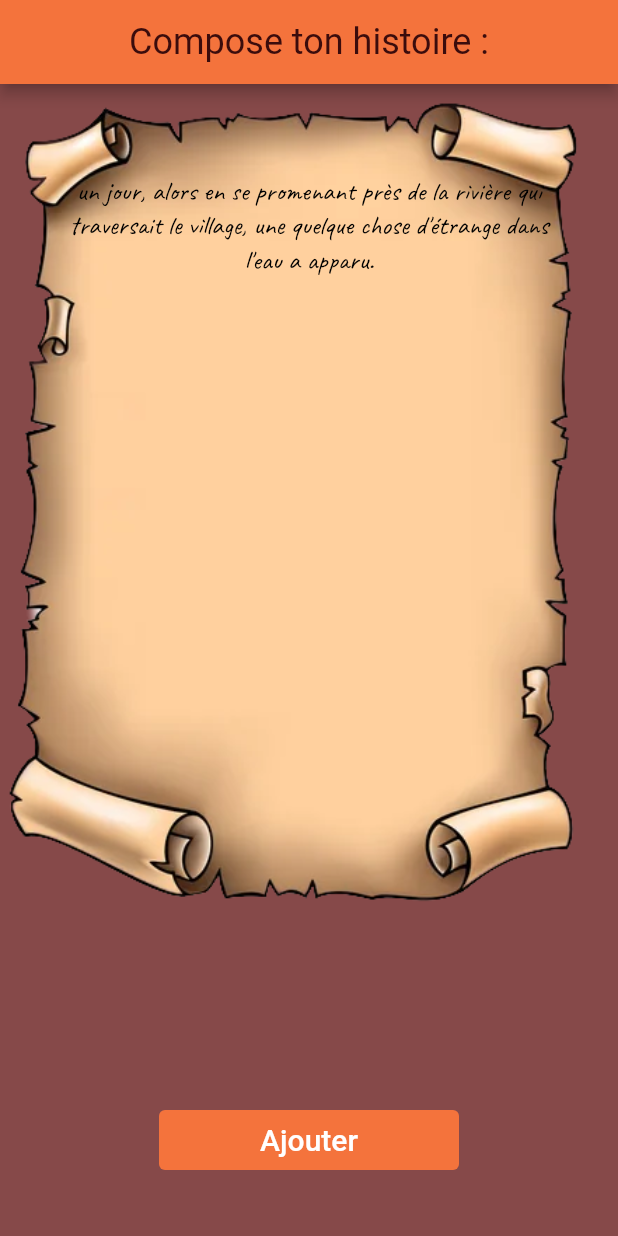
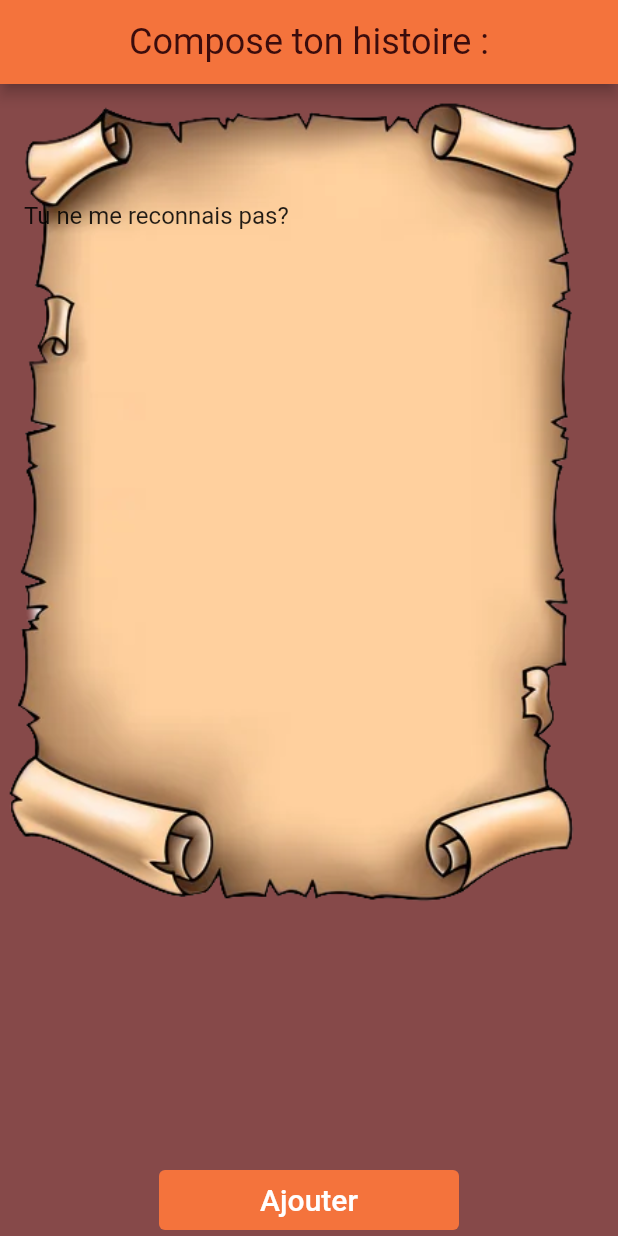
Before and after one commit to Lileczka/story_teller-flutter, a Flutter app: the screen it shows after launch, after a tap on "Ajouter", on a phone screen of 412 x 824 dp. Run offline on Flutter 3.47's test engine with Material 2 defaults, Android fonts, the phone set to English and light mode, and no system bars.

Commit message:
des méthodes

```diff
--- a/lib/main.dart
+++ b/lib/main.dart
@@ -1,14 +1,18 @@
+import 'dart:math';
+
 import 'package:flutter/material.dart';
-import 'story_teller.dart';
+import 'package:story_teller/text_object.dart';
+//import 'story_teller.dart';
 
 void main() => runApp(Storyteller());
 
 class Storyteller extends StatelessWidget {
-  const Storyteller({super.key});
-
+  //const Storyteller({super.key});
+  Storyteller({Key? key}) : super(key: key);
   @override
   Widget build(BuildContext context) {
     return MaterialApp(
+      debugShowCheckedModeBanner: false,
       home: Scaffold(
         backgroundColor: const Color.fromARGB(255, 134, 73, 73),
         appBar: AppBar(
@@ -21,14 +25,13 @@ class Storyteller extends StatelessWidget {
         body: SafeArea(
           child: Container(
             width: double.infinity,
-            decoration: BoxDecoration(
+            decoration: const BoxDecoration(
               image: DecorationImage(
                 image: AssetImage("assets/images/papirus.png"),
                 alignment: Alignment.topCenter,
               ),
             ),
             child: const StoryPage(),
-
           ),
         ),
       ),
@@ -37,51 +40,85 @@ class Storyteller extends StatelessWidget {
 }
 
 class StoryPage extends StatefulWidget {
-  const StoryPage({super.key});
+  //const StoryPage({super.key});
+  const StoryPage({Key? key}) : super(key: key);
 
   @override
   State<StoryPage> createState() => _StoryPageState();
 }
 
 class _StoryPageState extends State<StoryPage> {
-   // création d'une instance de la classe FullStory
-  final FullStory fullStory = FullStory();
-  // initialisation
+  // création d'une instance de la classe FullStory
+  //FullStory fullStory = FullStory();
   bool showText = false;
-  String addContent = '';
+
+  List<String> empty = [];
+  List<Story> morceauxText = [
+    const Story('Il était une fois une petite fille appelée Zoé.'),
+    const Story('dans un petit village niché au cœur d\'une vallée verdoyante'),
+    const Story(
+        'avec ces cheveux rouges. Mais rouges, comme un poisson rouge.'),
+    const Story('sa maman l’envoie chercher des châtaignes dans la forêt.'),
+    const Story('en chemin, Zoé rencontre un bébé écureuil'),
+    const Story(
+        "un jour, alors en se promenant près de la rivière qui traversait le village, une quelque chose d'étrange dans l'eau a apparu."),
+    const Story('Tu ne me reconnais pas?'),
+    const Story(
+        'dans cette forêt magique, où tout peut arriver, et l\'aventure est toujours au coin du chemin.'),
+    const Story('Oh, maman, il est vide, ce panier'),
+    const Story(
+        'La petite fille a ri et a dansé avec les créatures magiques toute la nuit.'),
+    const Story(
+        'Soudain, elle a entendu un bruit étrange et a couru pour voir ce que c\'était.'),
+  ];
+
+  String getRandom() {
+    Random random = Random();
+
+    int randomIndex = random.nextInt(morceauxText.length);
+    morceauxText.removeAt(randomIndex);
+    String randomValue = morceauxText[randomIndex].story;
+
+    print(randomValue);
+    print(randomIndex);
+
+    return randomValue;
+  }
+
+  void addRandom(randomValue) {
+    //morceauxText.remove(randomValue);
+    empty.add(randomValue);
+  }
 
   @override
   Widget build(BuildContext context) {
     return Column(
-      //taille du button
       children: <Widget>[
-        SizedBox(
+        const SizedBox(
           height: 60,
         ),
         // condition affichage du texte (cacher le text)
-        if (showText)
-          Padding(
-            padding: const EdgeInsets.symmetric(horizontal: 40.0),
-            child: Text(
-              addContent,
-              textAlign: TextAlign.center,
-              style: TextStyle(
-                fontFamily: 'Caveat',
-                fontSize: 18.0,
-                color: Colors.black,
-              ),
+        if (!showText)
+          Expanded(
+            child: ListView.builder(
+              itemCount: empty.length,
+              itemBuilder: (BuildContext context, int index) {
+                return ListTile(
+                  title: Text(empty[index]),
+                );
+              },
             ),
           ),
-       // un widget qui permet de créer un espace disponible vide et flexible dans une colonne ou une ligne ici espace verticale
-        const Spacer(),
+
+        // un widget qui permet de créer un espace disponible vide et flexible dans une colonne ou une ligne ici espace verticale
+        //const Spacer(),
         // bouton qui appelle la méthode addStory()
+
         TextButton(
           onPressed: () {
+            String randomValue = getRandom();
             setState(() {
-            showText = true;
-        //concatènation de la nouvelle histoire générée à la fin de l'historique précédent.
-            addContent += fullStory.addStory();
-              print('addStory() called');
+              addRandom(randomValue);
             });
           },
           style: ButtonStyle(
@@ -89,7 +126,7 @@ class _StoryPageState extends State<StoryPage> {
               const Size(200, 40),
             ),
             backgroundColor: MaterialStateProperty.all(
-              Color.fromARGB(255, 244, 115, 60),
+              const Color.fromARGB(255, 244, 115, 60),
             ),
           ),
           child: const Text(
@@ -100,9 +137,6 @@ class _StoryPageState extends State<StoryPage> {
             ),
           ),
         ),
-        const SizedBox(
-          height: 40,
-        ),
       ],
     );
   }
--- a/lib/story_teller.dart
+++ b/lib/story_teller.dart
@@ -2,23 +2,49 @@ import 'dart:math';
 import 'text_object.dart';
 
 class FullStory {
-  int _questionNumber = 0;
+  List<Story> morceauxText = [
+    const Story('Il était une fois une petite fille appelée Zoé.'),
+    const Story('dans un petit village niché au cœur d\'une vallée verdoyante'),
+    const Story(
+        'avec ces cheveux rouges. Mais rouges, comme un poisson rouge.'),
+    const Story('sa maman l’envoie chercher des châtaignes dans la forêt.'),
+    const Story('en chemin, Zoé rencontre un bébé écureuil'),
+    const Story(
+        "un jour, alors en se promenant près de la rivière qui traversait le village, une quelque chose d'étrange dans l'eau a apparu."),
+    const Story('Tu ne me reconnais pas?'),
+    const Story(
+        'dans cette forêt magique, où tout peut arriver, et l\'aventure est toujours au coin du chemin.'),
+    const Story('Oh, maman, il est vide, ce panier'),
+    const Story(
+        'La petite fille a ri et a dansé avec les créatures magiques toute la nuit.'),
+    const Story(
+        'Soudain, elle a entendu un bruit étrange et a couru pour voir ce que c\'était.'),
+  ];
+
+  List<String> empty = [];
+
+  getRandom() {
+    Random random = Random();
+
+    int randomIndex = random.nextInt(morceauxText.length);
+    String randomValue = morceauxText[randomIndex].story;
+
+    return randomValue;
+  }
+
+  void addRandom(String randomValue) {
+    morceauxText.remove(randomValue);
+    empty.add(randomValue);
+  }
+}
 
 
-  List<Story> _morceauxText = [
-    Story('Il était une fois une petite fille appelée Zoé.',1),
-    Story('dans un petit village niché au cœur d\'une vallée verdoyante',2),
-    Story('avec ces cheveux rouges. Mais rouges, comme un poisson rouge.',3),
-    Story('sa maman l’envoie chercher des châtaignes dans la forêt.',4),
-    Story('en chemin, Zoé rencontre un bébé écureuil',5),
-    Story("un jour, alors en se promenant près de la rivière qui traversait le village, une quelque chose d'étrange dans l'eau a apparu.",7),
-    Story('Tu ne me reconnais pas?',8),
-    Story('dans cette forêt magique, où tout peut arriver, et l\'aventure est toujours au coin du chemin.',9),
-    Story('Oh, maman, il est vide, ce panier',10),
-    Story('La petite fille a ri et a dansé avec les créatures magiques toute la nuit.',11),
-    Story('Soudain, elle a entendu un bruit étrange et a couru pour voir ce que c\'était.',12),
-  ];
 
+
+
+
+
+/*
   String getQuestionText() {
   String texteComplet = '';
   for (Story story in _morceauxText) {
@@ -68,6 +94,6 @@ String addStory() {
     return newContent;
   }
 }
+}
 
-
-}
+  */
--- a/lib/text_object.dart
+++ b/lib/text_object.dart
@@ -1,6 +1,7 @@
 class Story {
   final String story;
-  final int index;
 
-  const Story(this.story, this.index);
+  const Story(
+    this.story,
+  );
 }
```
Also changed, not shown: pubspec.yaml (+7 -7 lines), pubspec.lock, 1 other file.
